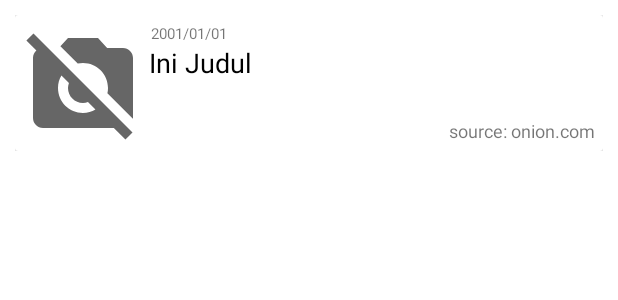
After one commit to mastree/android-workout-tracker-app, an Android app: the layout grid_news.xml on its own in the app's theme, with its tools: preview values and no code run, on a phone screen of 412 x 824 dp. The commit adds this screen. Shown: the top 300 px of the screen. Run offline under Robolectric (Android 15) with nearby library versions, the phone set to English and light mode, and no system bars.

Commit message:
add sports news get request and layout (WIP)

```diff
--- a/app/build.gradle
+++ b/app/build.gradle
@@ -45,4 +45,10 @@ dependencies {
     testImplementation 'junit:junit:4.+'
     androidTestImplementation 'androidx.test.ext:junit:1.1.2'
     androidTestImplementation 'androidx.test.espresso:espresso-core:3.3.0'
+
+    // volley
+    implementation 'com.android.volley:volley:1.1.0'
+    // GSON
+    implementation 'com.google.code.gson:gson:2.8.6'
+    implementation 'com.squareup.okhttp3:okhttp:3.9.1'
 }
--- a/app/src/main/AndroidManifest.xml
+++ b/app/src/main/AndroidManifest.xml
@@ -1,6 +1,7 @@
 <?xml version="1.0" encoding="utf-8"?>
 <manifest xmlns:android="http://schemas.android.com/apk/res/android"
     package="com.saraga.workoutapp">
+    <uses-permission android:name="android.permission.INTERNET" />
 
     <application
         android:allowBackup="true"
--- /dev/null
+++ b/app/src/main/java/com/saraga/workoutapp/gsondata/Source.kt
@@ -0,0 +1,6 @@
+package com.saraga.workoutapp.gsondata
+
+data class Source(
+    var id: String?,
+    var name: String?
+)
--- /dev/null
+++ b/app/src/main/res/drawable/ic_no_photo.xml
@@ -0,0 +1,10 @@
+<vector xmlns:android="http://schemas.android.com/apk/res/android"
+    android:width="24dp"
+    android:height="24dp"
+    android:viewportWidth="24"
+    android:viewportHeight="24"
+    android:tint="?attr/colorControlNormal">
+  <path
+      android:fillColor="@android:color/white"
+      android:pathData="M10.94,8.12L7.48,4.66L9,3h6l1.83,2H20c1.1,0 2,0.9 2,2v12c0,0.05 -0.01,0.1 -0.02,0.16l-5.1,-5.1C16.96,13.71 17,13.36 17,13c0,-2.76 -2.24,-5 -5,-5C11.64,8 11.29,8.04 10.94,8.12zM20.49,23.31L18.17,21H4c-1.1,0 -2,-0.9 -2,-2V7c0,-0.59 0.27,-1.12 0.68,-1.49l-2,-2L2.1,2.1l19.8,19.8L20.49,23.31zM14.49,17.32l-1.5,-1.5C12.67,15.92 12.35,16 12,16c-1.66,0 -3,-1.34 -3,-3c0,-0.35 0.08,-0.67 0.19,-0.98l-1.5,-1.5C7.25,11.24 7,12.09 7,13c0,2.76 2.24,5 5,5C12.91,18 13.76,17.75 14.49,17.32z"/>
+</vector>
--- /dev/null
+++ b/app/src/main/res/layout/grid_news.xml
@@ -0,0 +1,72 @@
+<?xml version="1.0" encoding="utf-8"?>
+<androidx.constraintlayout.widget.ConstraintLayout
+    xmlns:android="http://schemas.android.com/apk/res/android"
+    xmlns:app="http://schemas.android.com/apk/res-auto"
+    xmlns:tools="http://schemas.android.com/tools"
+    android:layout_width="match_parent"
+    android:layout_height="wrap_content"
+    android:layout_marginHorizontal="10dp"
+    android:layout_marginVertical="10dp">
+
+    <androidx.cardview.widget.CardView
+        android:layout_width="match_parent"
+        android:layout_height="wrap_content"
+        app:cardElevation="10dp"
+        app:layout_constraintBottom_toBottomOf="parent"
+        app:layout_constraintEnd_toEndOf="parent"
+        app:layout_constraintHorizontal_bias="0.5"
+        app:layout_constraintStart_toStartOf="parent"
+        app:layout_constraintTop_toTopOf="parent">
+
+        <androidx.constraintlayout.widget.ConstraintLayout
+            android:layout_width="match_parent"
+            android:layout_height="match_parent">
+
+            <ImageView
+                android:id="@+id/ivImageNews"
+                android:layout_width="80dp"
+                android:layout_height="80dp"
+                android:layout_marginVertical="5dp"
+                android:layout_marginHorizontal="5dp"
+                android:src="@drawable/ic_no_photo"
+                app:layout_constraintBottom_toBottomOf="parent"
+                app:layout_constraintStart_toStartOf="parent"
+                app:layout_constraintTop_toTopOf="parent" />
+
+            <TextView
+                android:id="@+id/tvDateNews"
+                android:layout_width="wrap_content"
+                android:layout_height="wrap_content"
+                android:layout_marginTop="5dp"
+                android:layout_marginHorizontal="5dp"
+                android:text="2001/01/01"
+                android:textSize="10sp"
+                app:layout_constraintStart_toEndOf="@+id/ivImageNews"
+                app:layout_constraintTop_toTopOf="parent" />
+
+            <TextView
+                android:id="@+id/tvSourceNews"
+                android:layout_width="wrap_content"
+                android:layout_height="wrap_content"
+                android:layout_marginVertical="5dp"
+                android:layout_marginHorizontal="5dp"
+                android:text="source: onion.com"
+                android:textSize="12sp"
+                app:layout_constraintBottom_toBottomOf="parent"
+                app:layout_constraintEnd_toEndOf="parent" />
+
+            <TextView
+                android:id="@+id/tvTitleNews"
+                android:layout_width="wrap_content"
+                android:layout_height="wrap_content"
+                android:layout_marginHorizontal="5dp"
+                android:layout_marginStart="4dp"
+                android:text="Ini Judul"
+                android:textColor="@color/black"
+                android:textSize="18sp"
+                app:layout_constraintStart_toEndOf="@+id/ivImageNews"
+                app:layout_constraintTop_toBottomOf="@+id/tvDateNews" />
+
+        </androidx.constraintlayout.widget.ConstraintLayout>
+    </androidx.cardview.widget.CardView>
+</androidx.constraintlayout.widget.ConstraintLayout>
--- a/app/src/main/res/navigation/bottom_navigation.xml
+++ b/app/src/main/res/navigation/bottom_navigation.xml
@@ -25,4 +25,9 @@
         android:name="com.saraga.workoutapp.TrainingScheduler"
         android:label="fragment_training_scheduler"
         tools:layout="@layout/fragment_training_scheduler" />
+    <fragment
+        android:id="@+id/newsSiteFragment"
+        android:name="com.saraga.workoutapp.NewsSiteFragment"
+        android:label="fragment_news_site"
+        tools:layout="@layout/fragment_news_site" />
 </navigation>
```
Also changed, not shown: app/src/main/java/com/saraga/workoutapp/NewsSiteFragment.kt (added, +43 -0 lines), app/src/main/java/com/saraga/workoutapp/SportsNews.kt (+64 -40 lines), app/src/main/java/com/saraga/workoutapp/data/News.kt (added, +48 -0 lines), app/src/main/java/com/saraga/workoutapp/gsondata/Article.kt (added, +12 -0 lines), app/src/main/java/com/saraga/workoutapp/gsondata/RestResponse.kt (added, +7 -0 lines), app/src/main/java/com/saraga/workoutapp/utils/DateUtility.kt (added, +23 -0 lines), app/src/main/res/layout/fragment_news_site.xml (added, +14 -0 lines), app/src/main/res/layout/fragment_sports_news.xml (+16 -6 lines).
